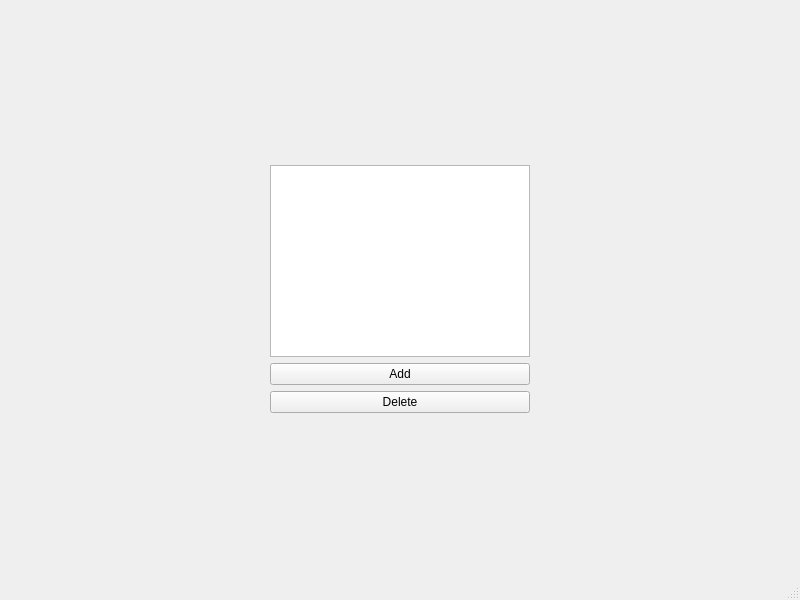
IamAntonion/QtSQLProject, file mainwindow.ui: the form before one commit.
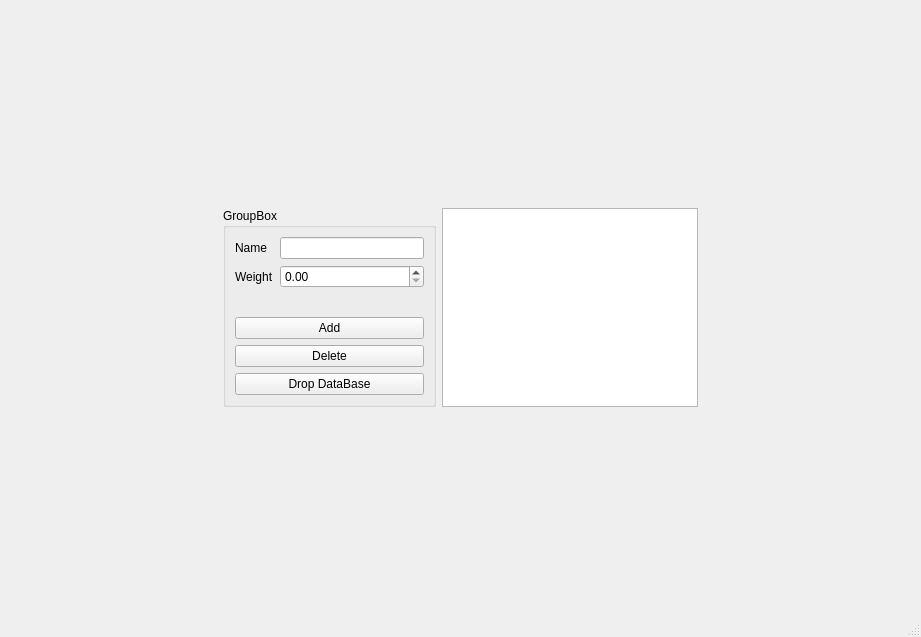
The form after the commit.

Patch:
```diff
--- a/mainwindow.ui
+++ b/mainwindow.ui
@@ -6,8 +6,8 @@
    <rect>
     <x>0</x>
     <y>0</y>
-    <width>800</width>
-    <height>600</height>
+    <width>921</width>
+    <height>637</height>
    </rect>
   </property>
   <property name="windowTitle">
@@ -15,19 +15,6 @@
   </property>
   <widget class="QWidget" name="centralwidget">
    <layout class="QGridLayout" name="gridLayout">
-    <item row="4" column="1">
-     <spacer name="verticalSpacer_2">
-      <property name="orientation">
-       <enum>Qt::Vertical</enum>
-      </property>
-      <property name="sizeHint" stdset="0">
-       <size>
-        <width>20</width>
-        <height>40</height>
-       </size>
-      </property>
-     </spacer>
-    </item>
     <item row="1" column="3">
      <spacer name="horizontalSpacer_2">
       <property name="orientation">
@@ -41,14 +28,74 @@
       </property>
      </spacer>
     </item>
-    <item row="2" column="1">
+    <item row="1" column="1">
+     <widget class="QGroupBox" name="groupBox">
+      <property name="title">
+       <string>GroupBox</string>
+      </property>
+      <layout class="QVBoxLayout" name="verticalLayout_2">
+       <item>
+        <layout class="QFormLayout" name="formLayout">
+         <item row="0" column="0">
+          <widget class="QLabel" name="name_label">
+           <property name="text">
+            <string>Name</string>
+           </property>
+          </widget>
+         </item>
+         <item row="0" column="1">
+          <widget class="QLineEdit" name="name_Edit"/>
+         </item>
+         <item row="1" column="0">
+          <widget class="QLabel" name="label_2">
+           <property name="text">
+            <string>Weight</string>
+           </property>
+          </widget>
+         </item>
+         <item row="1" column="1">
+          <widget class="QDoubleSpinBox" name="doubleSpinBox"/>
+         </item>
+        </layout>
+       </item>
+       <item>
      <widget class="QPushButton" name="AddButton">
       <property name="text">
        <string>Add</string>
       </property>
      </widget>
     </item>
-    <item row="0" column="1">
+       <item>
+        <widget class="QPushButton" name="DeleteButton">
+         <property name="text">
+          <string>Delete</string>
+         </property>
+        </widget>
+       </item>
+       <item>
+        <widget class="QPushButton" name="drop_database_button">
+         <property name="text">
+          <string>Drop DataBase</string>
+         </property>
+        </widget>
+       </item>
+      </layout>
+     </widget>
+    </item>
+    <item row="0" column="2">
+     <spacer name="verticalSpacer_2">
+      <property name="orientation">
+       <enum>Qt::Vertical</enum>
+      </property>
+      <property name="sizeHint" stdset="0">
+       <size>
+        <width>20</width>
+        <height>40</height>
+       </size>
+      </property>
+     </spacer>
+    </item>
+    <item row="3" column="2">
      <spacer name="verticalSpacer">
       <property name="orientation">
        <enum>Qt::Vertical</enum>
@@ -61,7 +108,7 @@
       </property>
      </spacer>
     </item>
-    <item row="1" column="1">
+    <item row="1" column="2">
      <widget class="QTableView" name="SQLTableView"/>
     </item>
     <item row="1" column="0">
@@ -71,19 +118,12 @@
       </property>
       <property name="sizeHint" stdset="0">
        <size>
-        <width>40</width>
+        <width>10</width>
         <height>20</height>
        </size>
       </property>
      </spacer>
     </item>
-    <item row="3" column="1">
-     <widget class="QPushButton" name="DeleteButton">
-      <property name="text">
-       <string>Delete</string>
-      </property>
-     </widget>
-    </item>
    </layout>
   </widget>
   <widget class="QMenuBar" name="menubar">
```
Left out of the diff: 2 changed lines with no effect on the pictures. Lines whose indentation alone changed are shown as unchanged.
